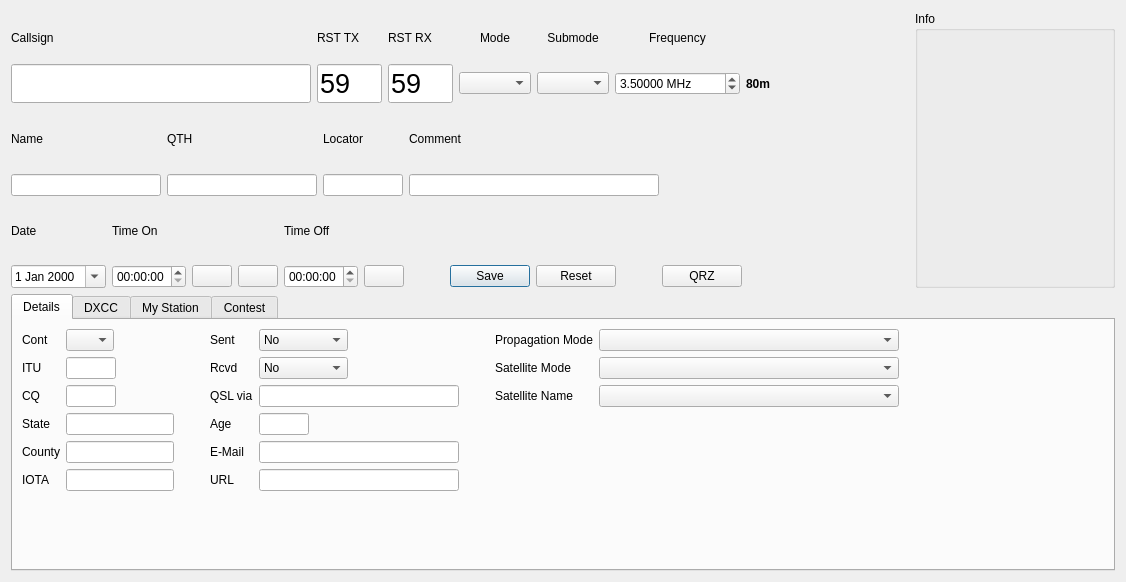
Before: the Qt Designer form ui/NewContactWidget.ui in k5mcd/QLog, drawn with Qt 5.
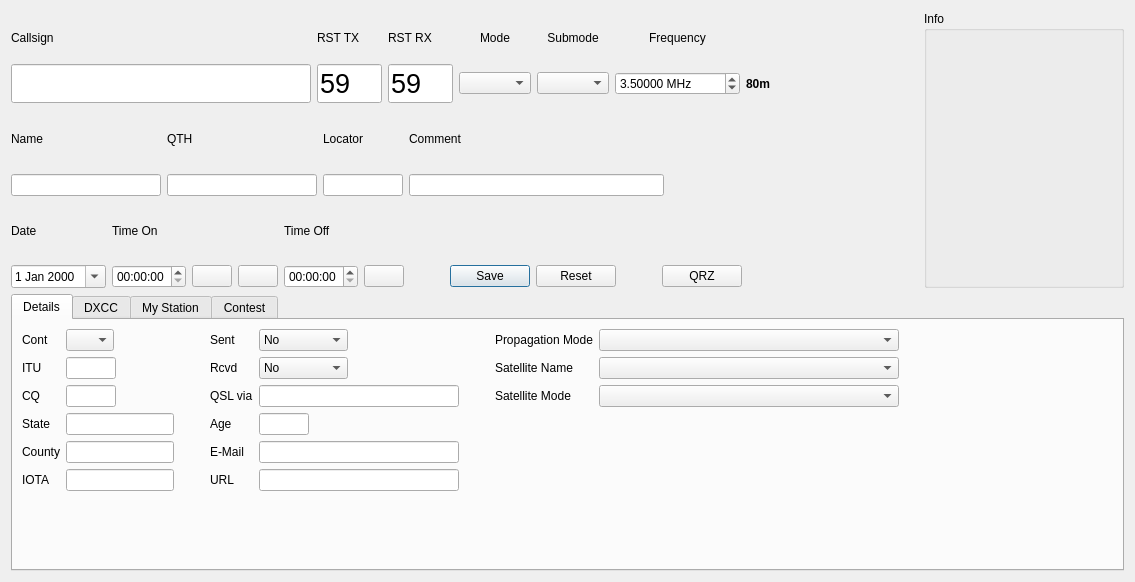
After: the same form once the commit is applied. Icons and pictures are not drawn. Custom widgets are drawn as their Qt base class.

Commit message:
NewContact: Added Sat Names
Sat names are download from http://www.ne.jp/asahi/hamradio/je9pel/

Diff of the .ui file:
```diff
--- a/ui/NewContactWidget.ui
+++ b/ui/NewContactWidget.ui
@@ -6,7 +6,7 @@
    <rect>
     <x>0</x>
     <y>0</y>
-    <width>1126</width>
+    <width>1135</width>
     <height>582</height>
    </rect>
   </property>
@@ -1154,14 +1154,14 @@
            </property>
           </widget>
          </item>
-         <item row="1" column="0">
+         <item row="2" column="0">
           <widget class="QLabel" name="satModeLabel">
            <property name="text">
             <string>Satellite Mode</string>
            </property>
           </widget>
          </item>
-         <item row="1" column="1">
+         <item row="2" column="1">
           <widget class="QComboBox" name="satModeEdit">
            <property name="sizePolicy">
             <sizepolicy hsizetype="Maximum" vsizetype="Fixed">
@@ -1180,14 +1180,14 @@
            </property>
           </widget>
          </item>
-         <item row="2" column="0">
+         <item row="1" column="0">
           <widget class="QLabel" name="satNameLabel">
            <property name="text">
             <string>Satellite Name</string>
            </property>
           </widget>
          </item>
-         <item row="2" column="1">
+         <item row="1" column="1">
           <widget class="QComboBox" name="satNameEdit">
            <property name="sizePolicy">
             <sizepolicy hsizetype="Maximum" vsizetype="Fixed">
```
The commit also changes 9 other files.
